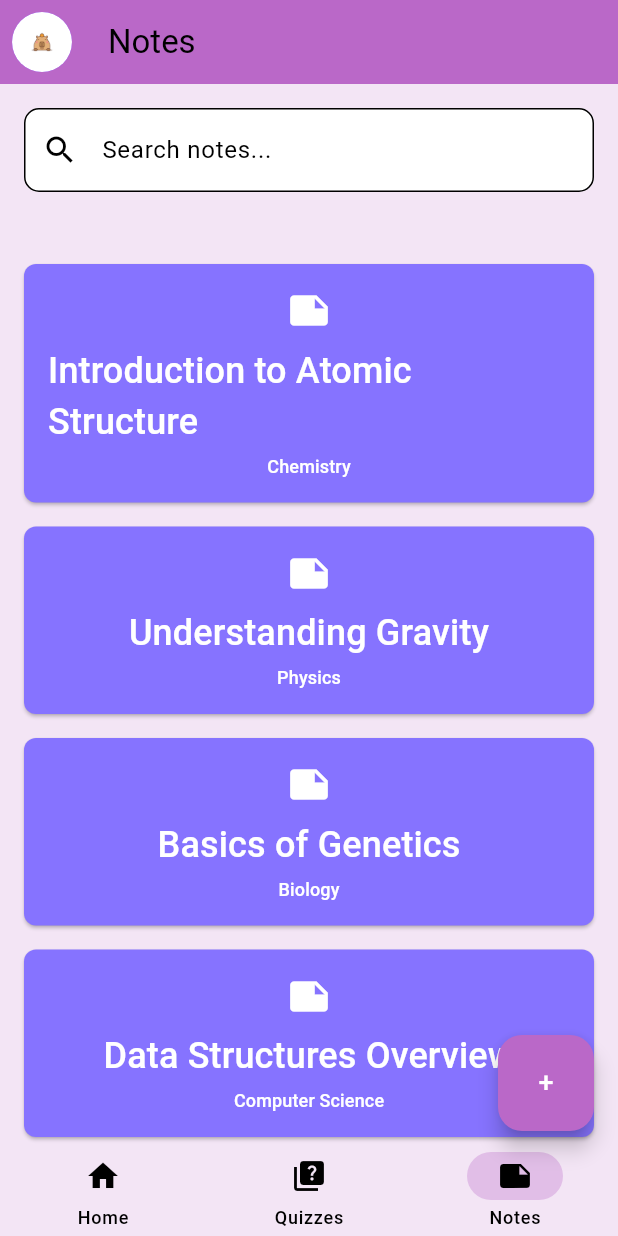
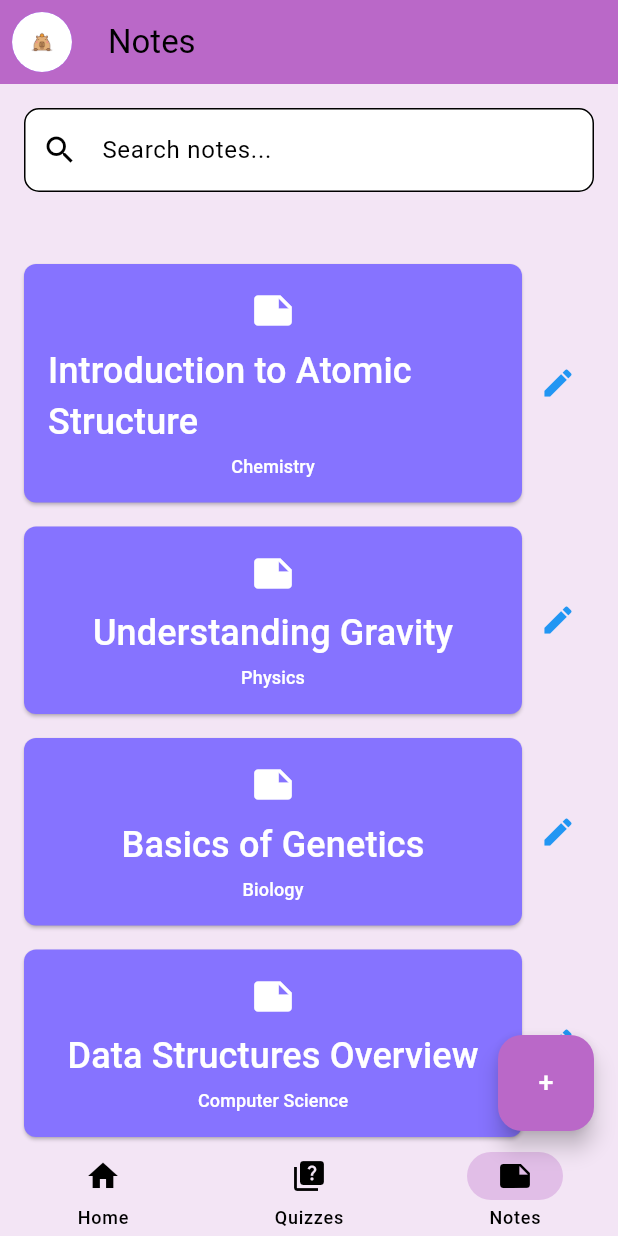
Before and after one commit to Oroskan/SETP-Coursework-1, a Flutter app: the screen it shows after launch, item 3 of the bottom bar chosen, on a phone screen of 412 x 824 dp. Run offline on Flutter 3.47's test engine with Material 3 defaults, Android fonts, the phone set to English and light mode, and no system bars; our stand-ins replace flutter_settings_screens.

Commit message:
edit icon

```diff
--- a/flutter_project/lib/notes_menu.dart
+++ b/flutter_project/lib/notes_menu.dart
@@ -252,6 +252,9 @@ class _NotesMenuState extends State<NotesMenu> {
       child: Container(
         margin: const EdgeInsets.only(top: 16.0),
         width: double.infinity,
+        child: Row(
+          children: [
+            Expanded(
               child: ElevatedButton(
                 style: ElevatedButton.styleFrom(
                   backgroundColor: const Color.fromARGB(255, 134, 115, 255),
@@ -287,6 +290,19 @@ class _NotesMenuState extends State<NotesMenu> {
                 ),
               ),
             ),
+            IconButton(
+            icon: const Icon(Icons.edit, color: Colors.blue),
+            onPressed: () {
+              Navigator.pushNamed(
+                context,
+                '/edit_note',
+                arguments: note,
+              );
+            },
+          ),
+          ],
+        ),
+      ),
     );
   }
 
```
Lines whose indentation alone changed are shown as unchanged.
